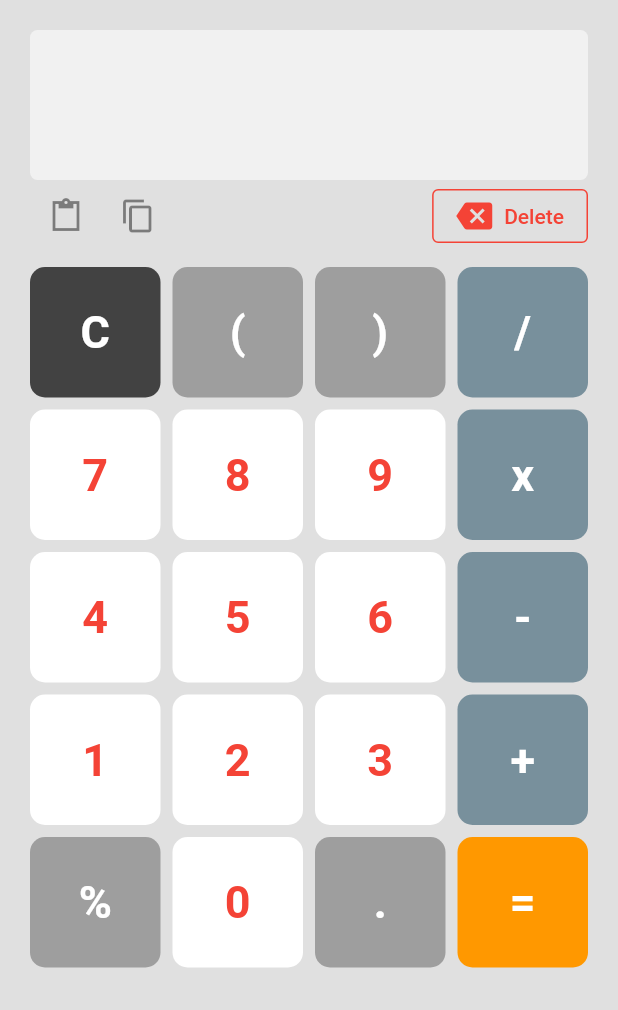
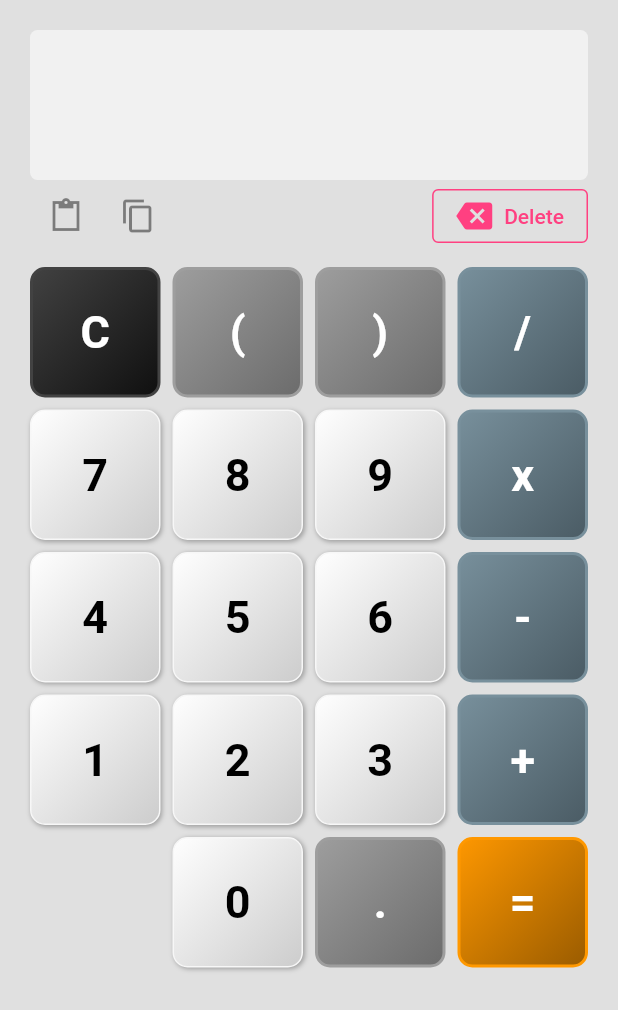
Before and after one commit to enchance/simplecalc, a Flutter app: the screen it shows after launch, on a phone screen of 412 x 824 dp. Shown: the top 1010 px of the screen. Run offline on Flutter 3.47's test engine with Material 2 defaults, Android fonts, the phone set to English and light mode, and no system bars; our stand-ins replace math_expressions.

Commit message:
style changes

```diff
--- a/lib/main.dart
+++ b/lib/main.dart
@@ -24,7 +24,9 @@ class MyApp extends StatelessWidget {
           primarySwatch: Colors.deepPurple,
         ),
         home: SafeArea(
-          child: CalculatorScreen(),
+          child: LayoutBuilder(
+            builder: (_, constraints) => CalculatorScreen(constraints)
+          ),
         )
       ),
     );
--- a/lib/screens/calculator_screen.dart
+++ b/lib/screens/calculator_screen.dart
@@ -1,4 +1,3 @@
-import 'dart:ui';
 import 'package:flutter/material.dart';
 import 'package:flutter/services.dart';
 import 'package:provider/provider.dart';
@@ -9,7 +8,9 @@ import '../widgets/calculator_widgets.dart';
 
 
 class CalculatorScreen extends StatefulWidget {
-  CalculatorScreen({Key? key}) : super(key: key);
+  dynamic constraints;
+
+  CalculatorScreen(this.constraints, {Key? key}) : super(key: key);
 
   @override
   State<CalculatorScreen> createState() => _CalculatorScreenState();
@@ -21,7 +22,7 @@ class _CalculatorScreenState extends State<CalculatorScreen> {
     '7', '8', '9', 'x',
     '4', '5', '6', '-',
     '1', '2', '3', '+',
-    '%', '0', '.', '=',
+    'none', '0', '.', '=',
   ];
 
   void _copy(BuildContext context, String data) async {
@@ -42,14 +43,18 @@ class _CalculatorScreenState extends State<CalculatorScreen> {
 
     return Scaffold(
       backgroundColor: Colors.grey[300],
-      body: Container(
+      body: Center(
+        child: Container(
+          width: (widget.constraints as BoxConstraints).maxWidth > 500
+            ? 500
+            : double.infinity,
           padding: const EdgeInsets.all(20),
           child: Column(
             children: [
               Container(
                 constraints: const BoxConstraints(
                   minHeight: 100,
-                maxHeight: 180,
+                  maxHeight: 163,
                 ),
                 width: double.infinity,
                 padding: const EdgeInsets.all(5),
@@ -59,7 +64,7 @@ class _CalculatorScreenState extends State<CalculatorScreen> {
                   // border: Border.all(color: Colors.white, width: 2),
                   borderRadius: BorderRadius.circular(5),
                 ),
-              child: SingleChildScrollView(child: Display(calc.equation, 30)),
+                child: SingleChildScrollView(child: Display(calc.equation, 25)),
               ),
               Row(
                 mainAxisAlignment: MainAxisAlignment.spaceBetween,
@@ -86,16 +91,17 @@ class _CalculatorScreenState extends State<CalculatorScreen> {
                     onPressed: () => calc.pop(),
                     icon: const Icon(
                       Icons.backspace,
-                    color: Colors.red,
+                      color: Colors.pinkAccent,
                     ),
-                  label: Text('Delete', style: TextStyle(color: Colors.red)),
+                    label: const Text('Delete', style: TextStyle(
+                        color: Colors.pinkAccent)),
                     style: OutlinedButton.styleFrom(
-                    side: BorderSide(color: Colors.red, width: 1)
+                      side: const BorderSide(color: Colors.pinkAccent, width: 1)
                     ),
                   ),
                 ],
               ),
-            SizedBox(height: 10),
+              const SizedBox(height: 10),
               Expanded(
                 child: GridView.builder(
                   itemCount: _buttons.length,
@@ -110,6 +116,7 @@ class _CalculatorScreenState extends State<CalculatorScreen> {
             ],
           ),
         ),
+      ),
     );
   }
 }
@@ -117,9 +124,10 @@ class _CalculatorScreenState extends State<CalculatorScreen> {
 class Display extends StatelessWidget {
   final double size;
   final int lines;
-  String value;
+  final String value;
 
-  Display(this.value, this.size, [this.lines = 2, Key? key]) : super(key: key);
+  const Display(this.value, this.size, [this.lines = 2, Key? key]) : super(key:
+  key);
 
   @override
   Widget build(BuildContext context) {
@@ -127,8 +135,10 @@ class Display extends StatelessWidget {
       value,
       // maxLines: lines,
       style: TextStyle(
+        // height: 0.9,
         fontSize: size,
         fontFamily: 'Nineteen97',
+        // fontFamily: 'Digital7',
         color: Colors.blueGrey,
       ),
       textAlign: TextAlign.right,
--- a/lib/widgets/calculator_widgets.dart
+++ b/lib/widgets/calculator_widgets.dart
@@ -22,8 +22,7 @@ class CalcButton extends StatelessWidget {
     if (['1', '2', '3', '4', '5', '6', '7', '8', '9', '0'].contains(value)) {
       return GestureDetector(
           onTap: () => calc.append(value),
-          child:
-          CalcContent(color: Colors.white, text: Colors.red, value: value));
+          child: CalcContent(color: Colors.white, text: Colors.black, value: value));
     } else if (['.', '(', ')'].contains(value)) {
       return GestureDetector(
           onTap: () => calc.append(value),
@@ -31,17 +30,21 @@ class CalcButton extends StatelessWidget {
               color: Colors.grey, text: Colors.white, value: value));
     } else if (['+', '-', 'x', '/'].contains(value)) {
       return GestureDetector(
-          onTap: () => calc.append(value),
+          onTap: () => calc.equation == '' ? null : calc.append(value),
           child: CalcContent(color: Colors.blueGrey.shade400, value: value));
     } else if (value == '=') {
       return GestureDetector(
-          onTap: () => calc.compute(),
+          onTap: () => calc.equation == '' ? null : calc.compute(),
           child: CalcContent(color: Colors.orange, value: value));
     } else if (value == 'C') {
       return GestureDetector(
           onTap: () => calc.clear(),
           child: CalcContent(color: Colors.grey.shade800, value: value));
-    } else {
+    }
+    else if(value == 'none') {
+      return const CalcContent(color: Colors.transparent, value: '');
+    }
+    else {
       return CalcContent(color: Colors.grey, value: value);
     }
   }
@@ -59,20 +62,42 @@ class CalcContent extends StatelessWidget {
     Key? key,
   }) : super(key: key);
 
+  Color darken(double amount, Color color) {
+    var hsl = HSLColor.fromColor(color);
+    var darkerColor = hsl.withLightness((hsl.lightness - amount).clamp(0, 1));
+    return darkerColor.toColor();
+  }
+
   @override
   Widget build(BuildContext context) {
     return Container(
-      decoration:
-      BoxDecoration(color: color, borderRadius: BorderRadius.circular(10)),
+      decoration: BoxDecoration(
+        gradient: LinearGradient(
+          colors: [color, darken(0.2, color)],
+          begin: Alignment.topLeft,
+          end: Alignment.bottomRight,
+        ),
+        borderRadius: BorderRadius.circular(10),
+        border: color == Colors.white
+            ? Border.all(color: darken(0.03, color), width: 1)
+            : Border.all(color: color, width: 2),
+        boxShadow: color == Colors.white
+            ? const [
+                BoxShadow(
+                  blurRadius: 2,
+                  color: Colors.grey,
+                  offset: Offset(1, 1)
+                )
+              ]
+            : []
+      ),
       child: Center(
-        child: FittedBox(
-            child: value is String
-                ? Text(
-              value,
-              style: TextStyle(
-                  fontSize: 30, fontWeight: FontWeight.bold, color: text),
-            )
-                : value),
+        child: value is String
+          ? Text(value, style: TextStyle(
+              fontSize: 30,
+              fontWeight: FontWeight.bold, color: text
+              ))
+          : value,
       ),
     );
   }
--- a/pubspec.yaml
+++ b/pubspec.yaml
@@ -77,6 +77,9 @@ flutter:
     - family: Nineteen97
       fonts:
         - asset: assets/fonts/NineteenNinetySeven-11XB.ttf
+    - family: Digital7
+      fonts:
+        - asset: assets/fonts/Digital7-1e1Z.ttf
   #   - family: Trajan Pro
   #     fonts:
   #       - asset: fonts/TrajanPro.ttf
```
Also changed, not shown: assets/fonts/Digital7-1e1Z.ttf (added). Lines whose indentation alone changed are shown as unchanged.
